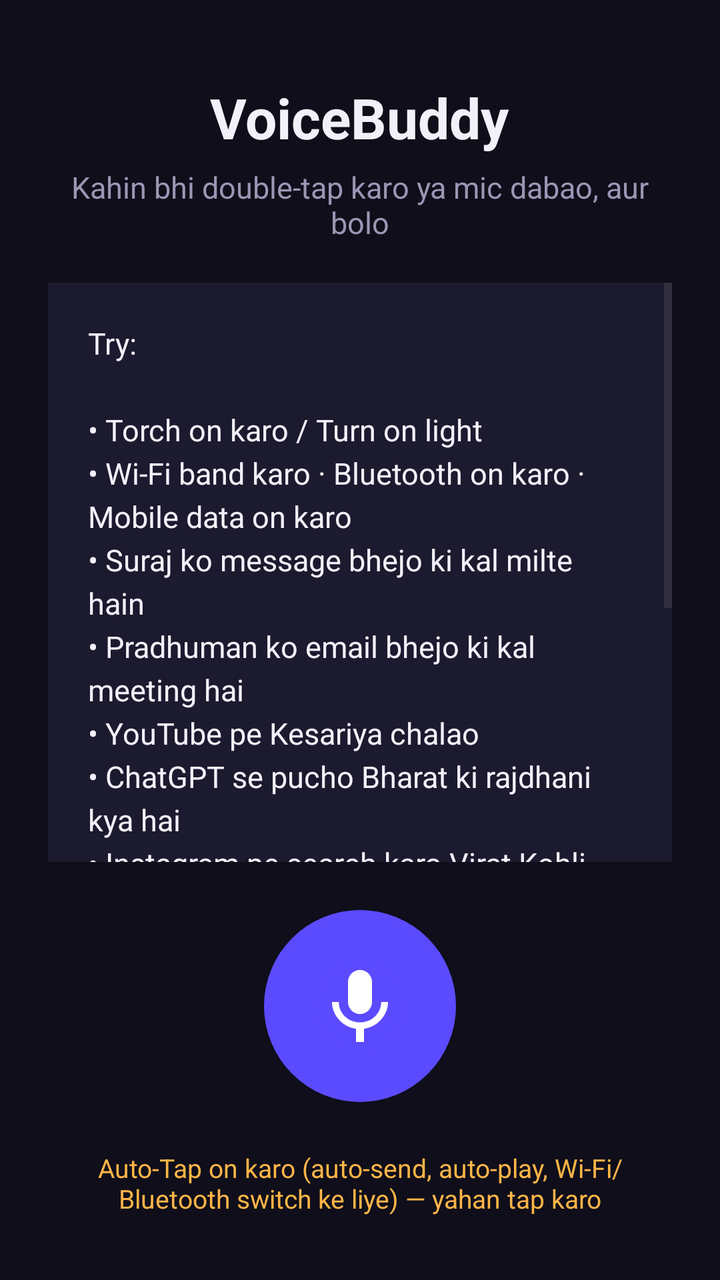
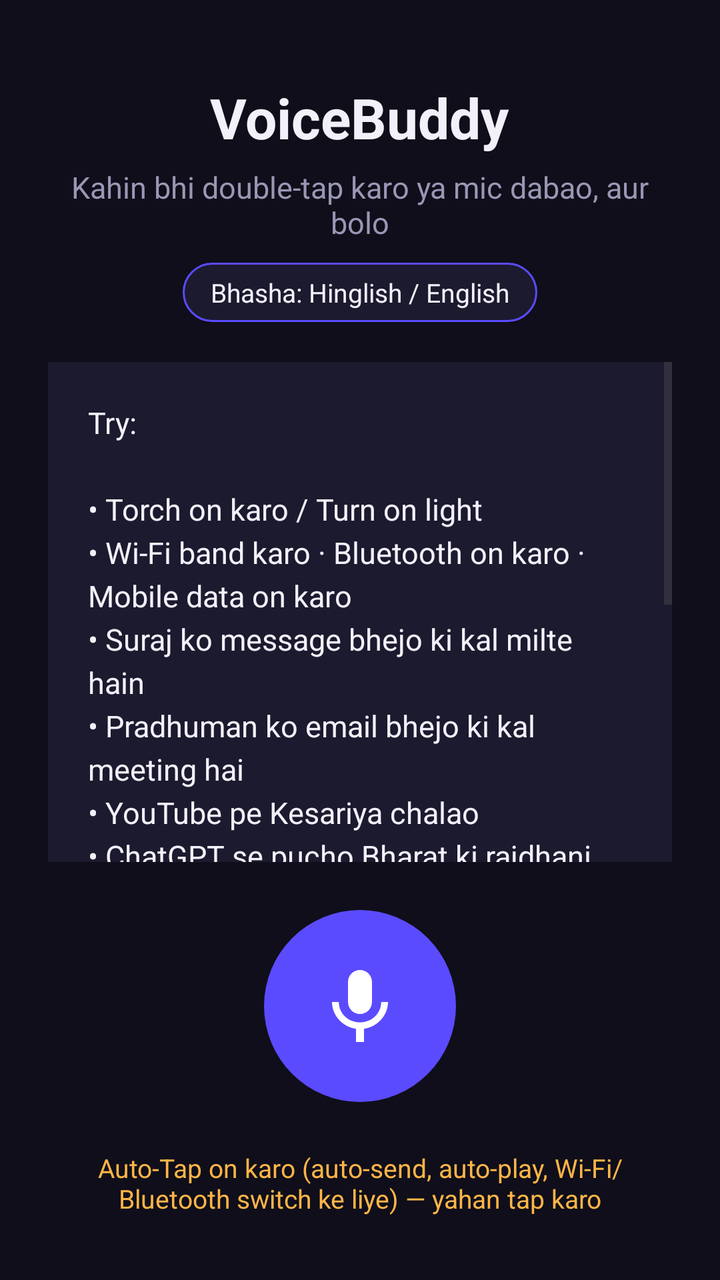

Two renders of the same Android screen: before a commit and after it. Below are the layout's source before the change and the commit's diff.
<!-- AndroidManifest.xml: application theme Theme.VoiceBuddy -->
<!-- res/layout/activity_main.xml -->
<?xml version="1.0" encoding="utf-8"?>
<LinearLayout xmlns:android="http://schemas.android.com/apk/res/android"
    android:layout_width="match_parent"
    android:layout_height="match_parent"
    android:gravity="center_horizontal"
    android:orientation="vertical"
    android:padding="24dp">

    <TextView
        android:layout_width="wrap_content"
        android:layout_height="wrap_content"
        android:layout_marginTop="16dp"
        android:text="VoiceBuddy"
        android:textColor="@color/text"
        android:textSize="28sp"
        android:textStyle="bold" />

    <TextView
        android:id="@+id/statusText"
        android:layout_width="match_parent"
        android:layout_height="wrap_content"
        android:layout_marginTop="6dp"
        android:gravity="center"
        android:text="Kahin bhi double-tap karo ya mic dabao, aur bolo"
        android:textColor="@color/muted"
        android:textSize="15sp" />

    <ScrollView
        android:layout_width="match_parent"
        android:layout_height="0dp"
        android:layout_marginTop="20dp"
        android:layout_weight="1"
        android:background="@color/card">

        <TextView
            android:id="@+id/heardText"
            android:layout_width="match_parent"
            android:layout_height="wrap_content"
            android:lineSpacingExtra="4dp"
            android:padding="20dp"
            android:text="Try:\n\n• Torch on karo / Turn on light\n• Wi-Fi band karo · Bluetooth on karo · Mobile data on karo\n• Suraj ko message bhejo ki kal milte hain\n• Pradhuman ko email bhejo ki kal meeting hai\n• YouTube pe Kesariya chalao\n• ChatGPT se pucho Bharat ki rajdhani kya hai\n• Instagram pe search karo Virat Kohli\n• Papa ko SIM 2 se call karo\n• Papa ko WhatsApp video call karo\n• Inside any app: Like dabao · Type hello · Scroll down\n• Volume badhao · Screenshot lo · Phone lock karo\n\nSpelling galat ho to bhi chalega: chart gpt, watsapp, pradhaman…"
            android:textColor="@color/text"
            android:textSize="15sp" />
    </ScrollView>

    <ImageButton
        android:id="@+id/micButton"
        android:layout_width="96dp"
        android:layout_height="96dp"
        android:layout_marginTop="24dp"
        android:background="@drawable/mic_button"
        android:contentDescription="Speak"
        android:scaleType="centerInside"
        android:src="@drawable/ic_mic" />

    <TextView
        android:id="@+id/autoTapHint"
        android:layout_width="match_parent"
        android:layout_height="wrap_content"
        android:layout_marginTop="16dp"
        android:gravity="center"
        android:padding="8dp"
        android:text="Auto-Tap on karo (auto-send, auto-play, Wi-Fi/Bluetooth switch ke liye) — yahan tap karo"
        android:textColor="#FFB547"
        android:textSize="13sp" />
</LinearLayout>
<!-- resources referenced by this layout -->
<resources>
  <color name="card">#1C1A2E</color>
  <color name="muted">#9A97B5</color>
  <color name="text">#F2F1FA</color>
  <!-- drawable ic_mic (drawable) -->
  <vector xmlns:android="http://schemas.android.com/apk/res/android"
      android:width="48dp" android:height="48dp"
      android:viewportWidth="24" android:viewportHeight="24">
      <path android:fillColor="#5B4BFF"
          android:pathData="M12,1a11,11 0,1 0,0.001 0z" />
      <path android:fillColor="#FFFFFF"
          android:pathData="M12,14c1.66,0 3,-1.34 3,-3V6c0,-1.66 -1.34,-3 -3,-3S9,4.34 9,6v5c0,1.66 1.34,3 3,3zM17.3,11c0,3 -2.54,5.1 -5.3,5.1S6.7,14 6.7,11H5c0,3.41 2.72,6.23 6,6.72V21h2v-3.28c3.28,-0.48 6,-3.3 6,-6.72h-1.7z" />
  </vector>
  <!-- drawable mic_button (drawable) -->
  <shape xmlns:android="http://schemas.android.com/apk/res/android" android:shape="oval">
      <solid android:color="#5B4BFF" />
  </shape>
  <style name="Theme.VoiceBuddy" parent="Theme.Material3.DayNight.NoActionBar">
          <item name="colorPrimary">#5B4BFF</item>
          <item name="android:statusBarColor">#0F0E1A</item>
          <item name="android:windowBackground">@color/bg</item>
      </style>
  <color name="bg">#0F0E1A</color>
</resources>

<!-- the commit's change to res/layout/activity_main.xml (unified diff, before → after) -->
@@ -24,6 +24,18 @@
         android:text="Kahin bhi double-tap karo ya mic dabao, aur bolo"
         android:textColor="@color/muted"
         android:textSize="15sp" />
+
+    <TextView
+        android:id="@+id/langToggle"
+        android:layout_width="wrap_content"
+        android:layout_height="wrap_content"
+        android:layout_marginTop="10dp"
+        android:background="@drawable/lang_chip"
+        android:paddingHorizontal="14dp"
+        android:paddingVertical="6dp"
+        android:text="Bhasha: Hinglish / English"
+        android:textColor="@color/text"
+        android:textSize="13sp" />
 
     <ScrollView
         android:layout_width="match_parent"
<!-- resource entries referenced after the edit -->
@@ -12,6 +12,12 @@
       <path android:fillColor="#FFFFFF"
           android:pathData="M12,14c1.66,0 3,-1.34 3,-3V6c0,-1.66 -1.34,-3 -3,-3S9,4.34 9,6v5c0,1.66 1.34,3 3,3zM17.3,11c0,3 -2.54,5.1 -5.3,5.1S6.7,14 6.7,11H5c0,3.41 2.72,6.23 6,6.72V21h2v-3.28c3.28,-0.48 6,-3.3 6,-6.72h-1.7z" />
   </vector>
+  <!-- drawable lang_chip (drawable) -->
+  <shape xmlns:android="http://schemas.android.com/apk/res/android" android:shape="rectangle">
+      <corners android:radius="999dp" />
+      <stroke android:width="1dp" android:color="#5B4BFF" />
+      <solid android:color="@color/card" />
+  </shape>
   <!-- drawable mic_button (drawable) -->
   <shape xmlns:android="http://schemas.android.com/apk/res/android" android:shape="oval">
       <solid android:color="#5B4BFF" />
